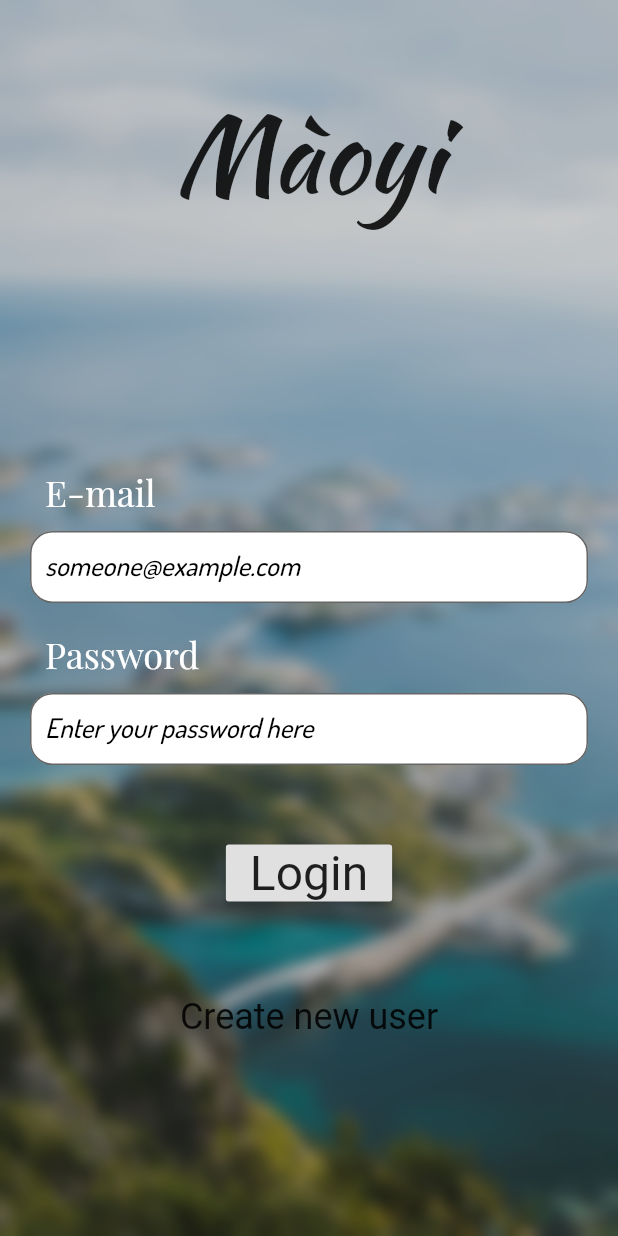
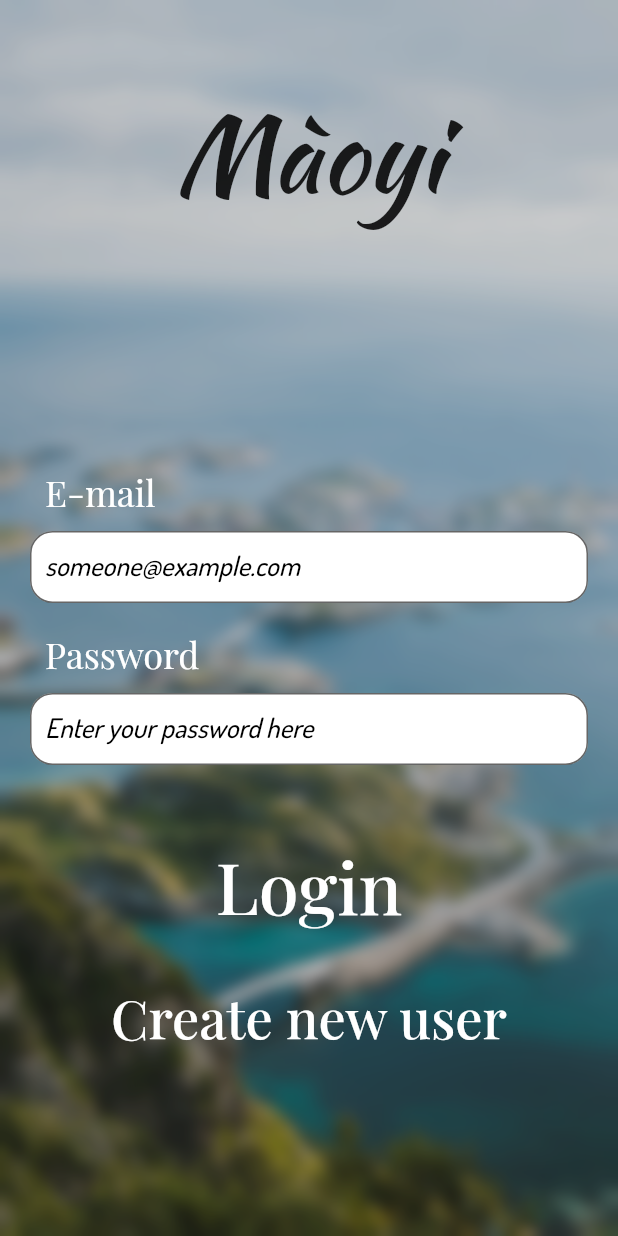
Before and after one commit to Fish-app/mobile-app, a Flutter app: the LoginPage screen opened directly, on a phone screen of 412 x 824 dp. Run offline on Flutter 3.47's test engine with Material 2 defaults, Android fonts, the phone set to English and light mode, and no system bars; accounts and stored records are empty; generated files the repository leaves out were written again.

Commit message:
small fixes

```diff
--- a/lib/pages/login/login_page.dart
+++ b/lib/pages/login/login_page.dart
@@ -6,8 +6,6 @@ import 'package:maoyi/generated/fonts.gen.dart';
 import 'package:maoyi/widgets/formfield_auth.dart';
 import 'package:maoyi/widgets/logo.dart';
 import 'package:maoyi/widgets/stack_blurredbackground.dart';
-
-//TODO: Discuss if navstack shall be cleared when entering login page ?
 
 class LoginPage extends StatefulWidget {
   @override
@@ -18,14 +16,12 @@ class _LoginPageState extends State<LoginPage> {
   @override
   Widget build(BuildContext context) {
     return Scaffold(
-      /// Nessecary to lock background # ref. stackoverflow
-      /// https://stackoverflow.com/a/65624909
       resizeToAvoidBottomInset: false,
       body: StackBlurredBackground(
         AssetImage('assets/images/background-oceanview.jpg'),
         Container(
-          /// Nessecary to resize container contents based on
-          /// display size - ref line 23
+          /// Hack on how to float elements with viewport
+          /// https://stackoverflow.com/a/65624909
           padding: EdgeInsets.only(
             bottom: MediaQuery.of(context).viewInsets.bottom,
           ),
@@ -59,20 +55,28 @@ class _LoginPageState extends State<LoginPage> {
                 Column(
                   mainAxisSize: MainAxisSize.min,
                   children: [
-                    RaisedButton(
+                    FlatButton(
                       child: Text(
                         'Login',
-                        style: TextStyle(fontSize: 32.0),
+                        style: TextStyle(
+                            fontSize: 48.0,
+                            color: Colors.white,
+                            fontFamily: FontFamily.playfairDisplay,
+                        ),
                       ),
                       onPressed: () {
-                        //TODO: Implement login call and clear nav stack ?
+                        //TODO: Implement login
                       },
                     ),
-                    SizedBox(height: 48.0),
+                    SizedBox(height: 32.0),
                     FlatButton(
                       child: Text(
                         'Create new user',
-                        style: TextStyle(fontSize: 24.0),
+                        style: TextStyle(
+                          fontSize: 36.0,
+                          color: Colors.white,
+                          fontFamily: FontFamily.playfairDisplay,
+                        ),
                       ),
                       onPressed: () {
                         //TODO: Implement new user
```
